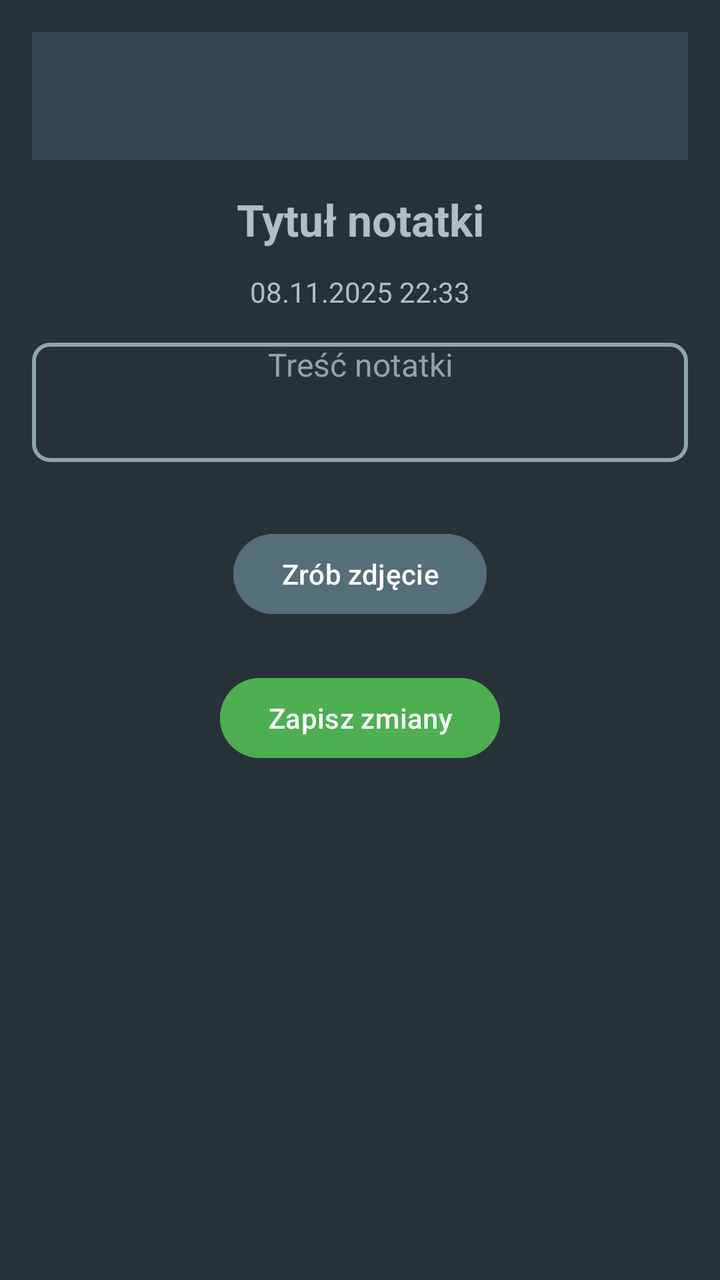
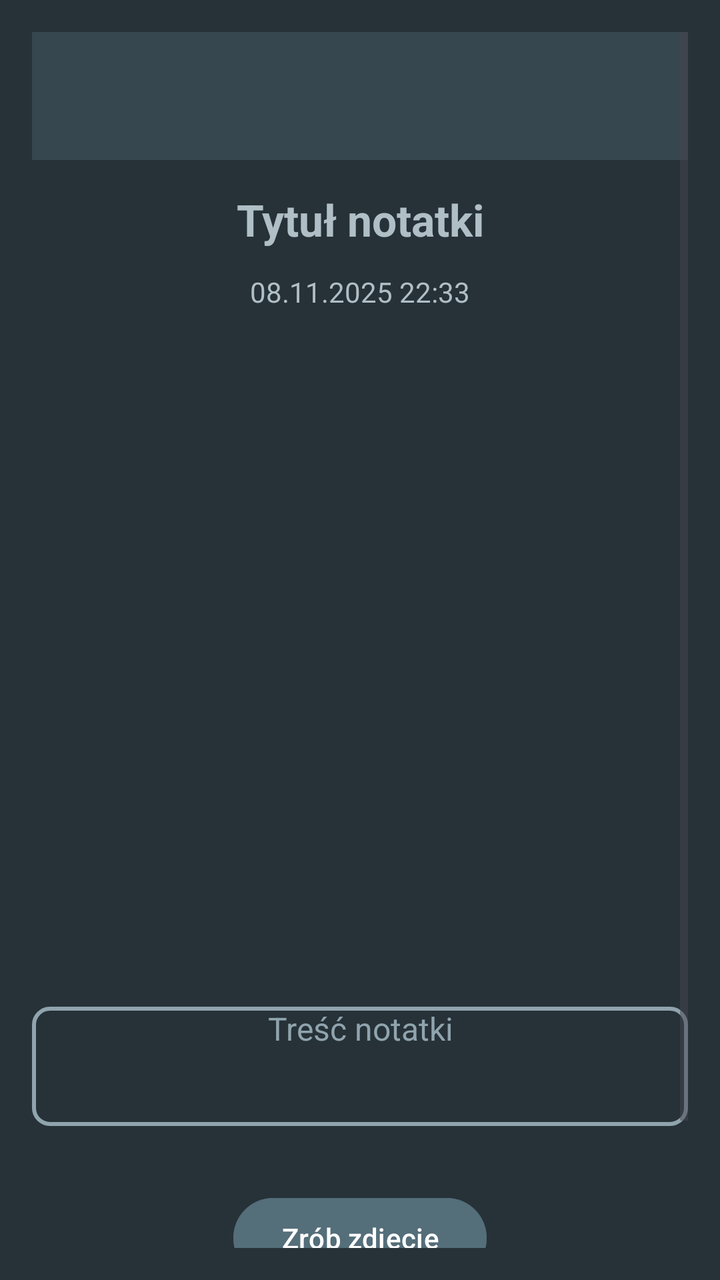

Before-and-after screenshots of an Android layout around one commit, followed by the original layout XML and the change that was made.
<!-- AndroidManifest.xml: application theme Theme.GigaNotatnik -->
<!-- res/layout/activity_note_detail.xml -->
<?xml version="1.0" encoding="utf-8"?>
<ScrollView xmlns:android="http://schemas.android.com/apk/res/android"
    android:layout_width="match_parent"
    android:layout_height="match_parent"
    android:background="#263238"
    android:padding="16dp">

    <LinearLayout
        android:layout_width="match_parent"
        android:layout_height="wrap_content"
        android:orientation="vertical">

        
        <androidx.appcompat.widget.Toolbar
            android:id="@+id/noteToolbar"
            android:layout_width="match_parent"
            android:layout_height="?attr/actionBarSize"
            android:background="#37474F"
            android:title="@string/NoteDetailsStr"
            android:titleTextColor="#FFFFFF"
            android:layout_marginBottom="15dp"
            android:theme="@style/ThemeOverlay.AppCompat.Dark.ActionBar" />

        
        <LinearLayout
            android:layout_width="match_parent"
            android:layout_height="wrap_content"
            android:orientation="vertical"
            android:gravity="center_horizontal">

            
            <EditText
                android:id="@+id/noteTitle"
                android:layout_width="match_parent"
                android:layout_height="wrap_content"
                android:gravity="center"
                android:hint="@string/NoteTitle"
                android:textSize="22sp"
                android:textColor="#FFFFFF"
                android:textColorHint="#B0BEC5"
                android:textStyle="bold"
                android:background="@android:color/transparent"
                android:layout_marginBottom="12dp" />

            
            <TextView
                android:id="@+id/noteTimestamp"
                android:layout_width="wrap_content"
                android:layout_height="wrap_content"
                android:text="@string/ExampleCreateDate"
                android:textSize="14sp"
                android:textColor="#B0BEC5"
                android:layout_marginBottom="16dp" />

            
            <ImageView
                android:id="@+id/notePhoto"
                android:layout_width="match_parent"
                android:layout_height="300dp"
                android:scaleType="centerCrop"
                android:visibility="gone"
                android:layout_marginTop="16dp"
                android:layout_marginBottom="16dp"/>


            
            <EditText
                android:id="@+id/noteContent"
                android:layout_width="match_parent"
                android:layout_height="wrap_content"
                android:hint="@string/note_content"
                android:minLines="3"
                android:gravity="top|center_horizontal"
                android:textSize="16sp"
                android:textColor="#ECEFF1"
                android:textColorHint="#90A4AE"
                android:background="@drawable/edittext_background_edit_text"
                android:layout_marginBottom="32dp" />

            
            <LinearLayout
                android:layout_width="match_parent"
                android:layout_height="wrap_content"
                android:orientation="vertical"
                android:gravity="center_horizontal">

                <Button
                    android:id="@+id/btnPlayAudio"
                    android:layout_width="wrap_content"
                    android:layout_height="wrap_content"
                    android:text="@string/play_audio"
                    android:visibility="gone"
                    android:backgroundTint="#546E7A"
                    android:textColor="#FFFFFF"
                    android:layout_marginBottom="12dp" />

                <Button
                    android:id="@+id/btnOpenLocation"
                    android:layout_width="wrap_content"
                    android:layout_height="wrap_content"
                    android:text="@string/ShowLocalizationStr"
                    android:visibility="gone"
                    android:backgroundTint="#546E7A"
                    android:textColor="#FFFFFF" />

                <Button
                    android:id="@+id/btnTakePhotoDetail"
                    android:layout_width="wrap_content"
                    android:layout_height="wrap_content"
                    android:text="@string/take_photo"
                    android:backgroundTint="#546E7A"
                    android:textColor="#FFFFFF" />



                <Button
                    android:id="@+id/btnSaveChanges"
                    android:layout_width="wrap_content"
                    android:layout_height="wrap_content"
                    android:text="@string/SaveChangesStr"
                    android:layout_marginTop="24dp"
                    android:backgroundTint="#4CAF50"
                    android:textColor="#FFFFFF" />

            </LinearLayout>
        </LinearLayout>
    </LinearLayout>
</ScrollView>
<!-- resources referenced by this layout -->
<resources>
  <!-- drawable edittext_background_edit_text (drawable) -->
  <?xml version="1.0" encoding="utf-8"?>
  <shape xmlns:android="http://schemas.android.com/apk/res/android"
      android:shape="rectangle">
  
      <solid android:color="@android:color/transparent" />
      <stroke android:width="2dp" android:color="#90A4AE" />
      <corners android:radius="8dp" />
  </shape>
  <string name="ExampleCreateDate">08.11.2025 22:33</string>
  <string name="NoteDetailsStr">Szczegóły notatki</string>
  <string name="NoteTitle">Tytuł notatki</string>
  <string name="SaveChangesStr">Zapisz zmiany</string>
  <string name="ShowLocalizationStr">Pokaż lokalizację</string>
  <string name="note_content">Treść notatki</string>
  <string name="play_audio">Odtwórz</string>
  <string name="take_photo">Zrób zdjęcie</string>
  <style name="Theme.GigaNotatnik" parent="Theme.Material3.DayNight.NoActionBar">
          <item name="android:windowBackground">@color/background</item>
          <item name="colorPrimary">@color/primary</item>
          <item name="colorPrimaryVariant">@color/primaryVariant</item>
          <item name="colorSecondary">@color/primary_teal</item>
          <item name="colorAccent">@color/accent</item>
          <item name="colorSurface">@color/surface</item>
          <item name="colorOnSurface">@color/textPrimary</item>
          <item name="colorOnPrimary">@color/text_on_button</item>
      </style>
  <color name="background">#E0E0E0</color>
  <color name="primary">#3A7F74</color>
  <color name="primaryVariant">#00BFFF</color>
  <color name="primary_teal">#2F6F63</color>
  <color name="accent">#00D4FF</color>
  <color name="surface">#1E1E1E</color>
  <color name="textPrimary">#111111</color>
  <color name="text_on_button">#FFFFFF</color>
</resources>

<!-- the commit's change to res/layout/activity_note_detail.xml (unified diff, before → after) -->
@@ -1,5 +1,6 @@
 <?xml version="1.0" encoding="utf-8"?>
 <ScrollView xmlns:android="http://schemas.android.com/apk/res/android"
+    xmlns:app="http://schemas.android.com/apk/res-auto"
     android:layout_width="match_parent"
     android:layout_height="match_parent"
     android:background="#263238"
@@ -53,14 +54,35 @@
                 android:layout_marginBottom="16dp" />
 
             
-            <ImageView
-                android:id="@+id/notePhoto"
+            <FrameLayout
                 android:layout_width="match_parent"
                 android:layout_height="300dp"
-                android:scaleType="centerCrop"
-                android:visibility="gone"
                 android:layout_marginTop="16dp"
-                android:layout_marginBottom="16dp"/>
+                android:layout_marginBottom="16dp"
+                android:id="@+id/photoContainer">
+
+                <ImageView
+                    android:id="@+id/notePhoto"
+                    android:layout_width="match_parent"
+                    android:layout_height="300dp"
+                    android:scaleType="centerCrop"
+                    android:layout_marginTop="16dp"
+                    android:visibility="gone"
+                    android:layout_marginBottom="16dp" />
+
+                <ImageButton
+                    android:id="@+id/btnDeletePhoto"
+                    android:layout_width="30dp"
+                    android:layout_height="30dp"
+                    android:layout_gravity="top|end"
+                    android:background="@drawable/bg_delete_button"
+                    android:src="@android:drawable/ic_menu_close_clear_cancel"
+                    android:contentDescription="@string/delete_photo"
+                    android:elevation="4dp"
+                    android:visibility="gone"
+                    app:tint="#FFFFFF" />
+
+            </FrameLayout>
 
 
             
<!-- resource entries referenced after the edit -->
@@ -1,5 +1,12 @@
 <!-- resources referenced by this layout -->
 <resources>
+  <!-- drawable bg_delete_button (drawable) -->
+  <shape xmlns:android="http://schemas.android.com/apk/res/android"
+      android:shape="oval">
+      <solid android:color="#80000000"/> 
+      <stroke android:width="2dp" android:color="#FFFFFF"/> 
+      <size android:width="40dp" android:height="40dp"/>
+  </shape>
   <!-- drawable edittext_background_edit_text (drawable) -->
   <?xml version="1.0" encoding="utf-8"?>
   <shape xmlns:android="http://schemas.android.com/apk/res/android"
@@ -14,6 +21,7 @@
   <string name="NoteTitle">Tytuł notatki</string>
   <string name="SaveChangesStr">Zapisz zmiany</string>
   <string name="ShowLocalizationStr">Pokaż lokalizację</string>
+  <string name="delete_photo">Unuń zdjęcie</string>
   <string name="note_content">Treść notatki</string>
   <string name="play_audio">Odtwórz</string>
   <string name="take_photo">Zrób zdjęcie</string>
